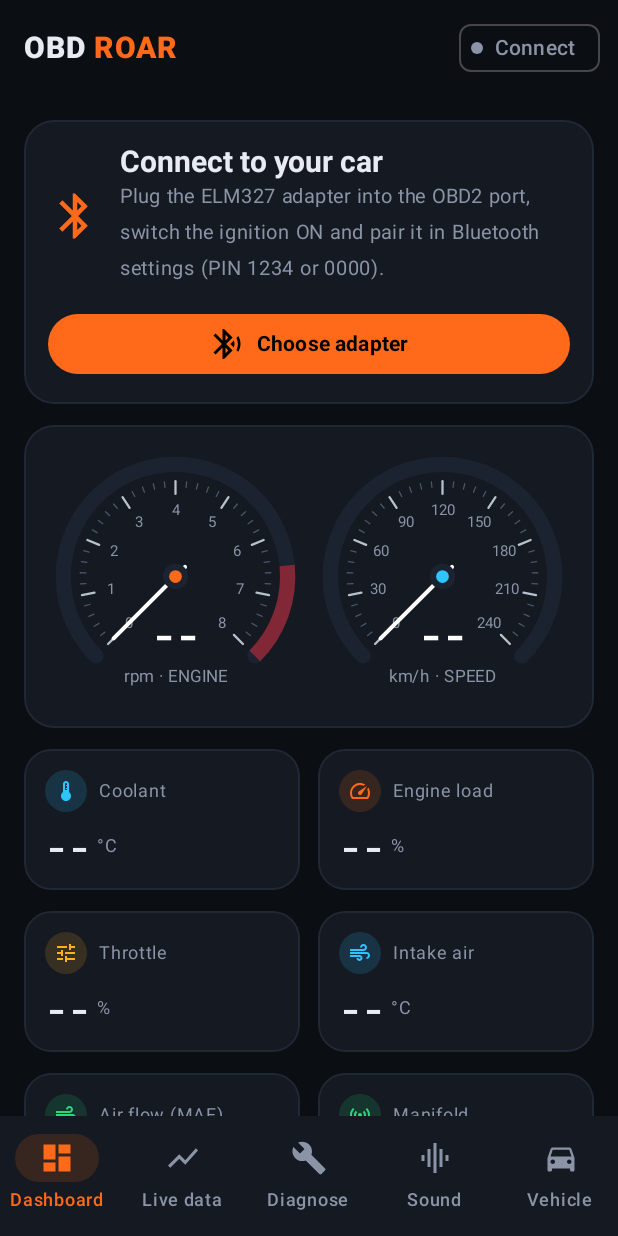
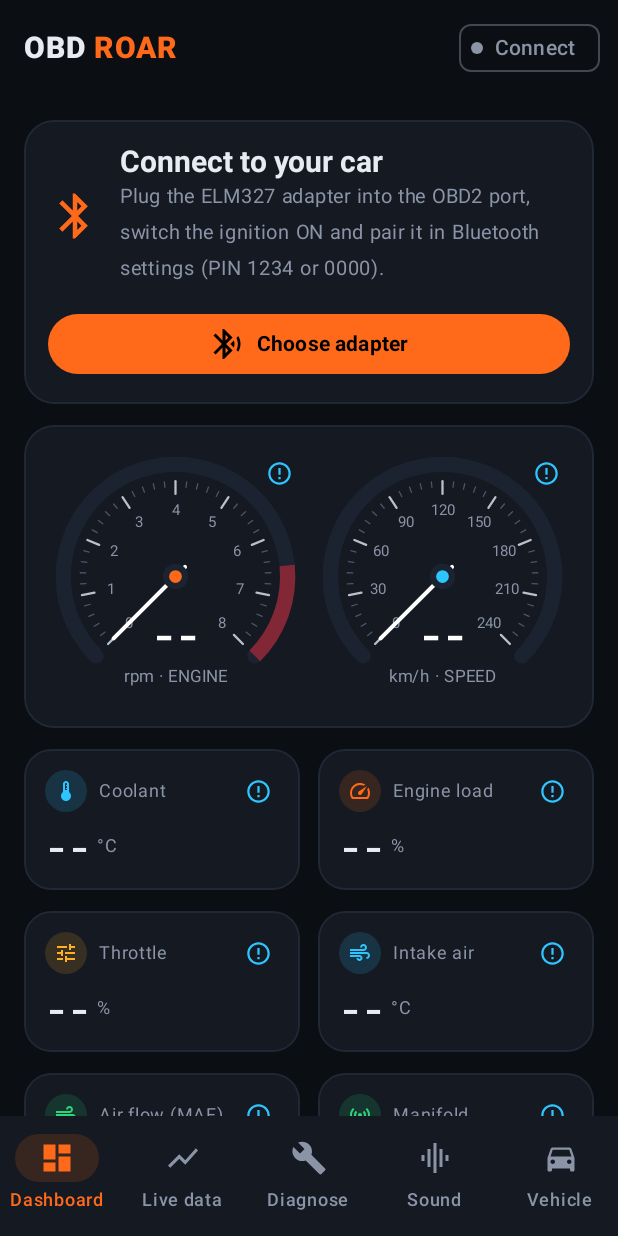
Before and after one commit to AzezSalami/OBDRoar, an Android app built with Jetpack Compose: the screen it shows after launch (MainActivity), on a phone screen of 412 x 824 dp. Run offline under Robolectric (Android 15) with nearby library versions, the phone set to English and light mode, and no system bars.

Commit message:
Add information to sensors

```diff
--- a/app/src/main/java/com/obdroar/app/obd/Pids.kt
+++ b/app/src/main/java/com/obdroar/app/obd/Pids.kt
@@ -37,7 +37,7 @@ object Pids {
     private fun trim(d: IntArray) = (d[0] - 128) * 100.0 / 128.0
 
     private fun o2(code: Int, n: Int): PidDef =
-        PidDef(code, "O2 sensor $n voltage", "V", 2, 0.0, 1.275, 3, "Oxygen sensors") { it[0] / 200.0 }
+        PidDef(code, "O2 sensor B${(n - 1) / 4 + 1}S${(n - 1) % 4 + 1} voltage", "V", 2, 0.0, 1.275, 3, "Oxygen sensors") { it[0] / 200.0 }
 
     val all: List<PidDef> = listOf(
         PidDef(RPM, "Engine RPM", "rpm", 2, 0.0, 8000.0) { ab(it) / 4.0 },
--- a/app/src/main/java/com/obdroar/app/ui/components/Components.kt
+++ b/app/src/main/java/com/obdroar/app/ui/components/Components.kt
@@ -98,6 +98,7 @@ fun ArcGauge(
     decimals: Int = 0,
     tickLabel: (Float) -> String = { it.roundToInt().toString() },
     accent: Color = RoarColors.Orange,
+    onInfo: (() -> Unit)? = null,
 ) {
     val target = (((value ?: min) - min) / (max - min)).coerceIn(0f, 1f)
     val frac by animateFloatAsState(
@@ -192,6 +193,7 @@ fun ArcGauge(
             )
             Text("$unit · $label", fontSize = 11.sp, color = RoarColors.TextDim)
         }
+        if (onInfo != null) InfoIcon(onInfo, Modifier.align(Alignment.TopEnd))
     }
 }
 
@@ -204,6 +206,7 @@ fun StatTile(
     modifier: Modifier = Modifier,
     accent: Color = RoarColors.Orange,
     progress: Float? = null,
+    onInfo: (() -> Unit)? = null,
 ) {
     Column(
         modifier
@@ -212,13 +215,14 @@ fun StatTile(
             .border(1.dp, RoarColors.Outline.copy(alpha = 0.6f), RoundedCornerShape(18.dp))
             .padding(14.dp)
     ) {
-        Row(verticalAlignment = Alignment.CenterVertically) {
+        Row(Modifier.fillMaxWidth(), verticalAlignment = Alignment.CenterVertically) {
             Box(
                 Modifier.size(28.dp).clip(CircleShape).background(accent.copy(alpha = 0.15f)),
                 contentAlignment = Alignment.Center
             ) { Icon(icon, null, tint = accent, modifier = Modifier.size(16.dp)) }
             Spacer(Modifier.width(8.dp))
-            Text(label, fontSize = 12.sp, color = RoarColors.TextDim, maxLines = 1)
+            Text(label, fontSize = 12.sp, color = RoarColors.TextDim, maxLines = 1, modifier = Modifier.weight(1f))
+            if (onInfo != null) InfoIcon(onInfo, Modifier.size(28.dp))
         }
         Spacer(Modifier.height(10.dp))
         Row(verticalAlignment = Alignment.Bottom) {
--- a/app/src/main/java/com/obdroar/app/ui/screens/DashboardScreen.kt
+++ b/app/src/main/java/com/obdroar/app/ui/screens/DashboardScreen.kt
@@ -18,6 +18,7 @@ import androidx.lifecycle.compose.collectAsStateWithLifecycle
 import com.obdroar.app.ConnState
 import com.obdroar.app.MainViewModel
 import com.obdroar.app.obd.Pids
+import com.obdroar.app.obd.SensorInfoDb
 import com.obdroar.app.ui.components.*
 import com.obdroar.app.ui.theme.RoarColors
 
@@ -29,6 +30,8 @@ fun DashboardScreen(vm: MainViewModel, onConnect: () -> Unit, onOpenDiagnostics:
     val vehicle by vm.vehicle.collectAsStateWithLifecycle()
 
     fun v(code: Int) = live[code]?.value
+    var infoFor by remember { mutableStateOf<Int?>(null) }
+    val batteryCode = if (vehicle.voltage != null) SensorInfoDb.BATTERY else Pids.MODULE_VOLTAGE
 
     Column(
         Modifier.fillMaxSize().verticalScroll(rememberScrollState()).padding(16.dp),
@@ -50,50 +53,64 @@ fun DashboardScreen(vm: MainViewModel, onConnect: () -> Unit, onOpenDiagnostics:
                 ArcGauge(
                     value = v(Pids.RPM)?.toFloat(), min = 0f, max = 8000f, label = "ENGINE", unit = "rpm",
                     modifier = Modifier.weight(1f), redFrom = 6500f,
-                    tickLabel = { (it / 1000).toInt().toString() }
+                    tickLabel = { (it / 1000).toInt().toString() },
+                    onInfo = { infoFor = Pids.RPM }
                 )
                 ArcGauge(
                     value = v(Pids.SPEED)?.toFloat(), min = 0f, max = 240f, label = "SPEED", unit = "km/h",
                     modifier = Modifier.weight(1f), accent = RoarColors.Cyan,
-                    tickLabel = { it.toInt().toString() }
+                    tickLabel = { it.toInt().toString() },
+                    onInfo = { infoFor = Pids.SPEED }
                 )
             }
         }
 
         val tiles = listOf(
-            Tile("Coolant", fmt(v(Pids.COOLANT)), "°C", Icons.Filled.Thermostat,
+            Tile(Pids.COOLANT, "Coolant", fmt(v(Pids.COOLANT)), "°C", Icons.Filled.Thermostat,
                 if ((v(Pids.COOLANT) ?: 0.0) > 105) RoarColors.Red else RoarColors.Cyan,
                 v(Pids.COOLANT)?.let { ((it + 40) / 170).toFloat() }),
-            Tile("Engine load", fmt(v(Pids.LOAD)), "%", Icons.Filled.Speed, RoarColors.Orange,
+            Tile(Pids.LOAD, "Engine load", fmt(v(Pids.LOAD)), "%", Icons.Filled.Speed, RoarColors.Orange,
                 v(Pids.LOAD)?.let { (it / 100).toFloat() }),
-            Tile("Throttle", fmt(v(Pids.THROTTLE)), "%", Icons.Filled.Tune, RoarColors.Amber,
+            Tile(Pids.THROTTLE, "Throttle", fmt(v(Pids.THROTTLE)), "%", Icons.Filled.Tune, RoarColors.Amber,
                 v(Pids.THROTTLE)?.let { (it / 100).toFloat() }),
-            Tile("Intake air", fmt(v(Pids.IAT)), "°C", Icons.Filled.Air, RoarColors.Cyan, null),
-            Tile("Air flow (MAF)", fmt(v(Pids.MAF), 1), "g/s", Icons.Filled.Air, RoarColors.Green, null),
-            Tile("Manifold", fmt(v(Pids.MAP)), "kPa", Icons.Filled.Sensors, RoarColors.Green, null),
-            Tile("Battery", fmt(vehicle.voltage ?: v(Pids.MODULE_VOLTAGE), 1), "V", Icons.Filled.BatteryChargingFull,
+            Tile(Pids.IAT, "Intake air", fmt(v(Pids.IAT)), "°C", Icons.Filled.Air, RoarColors.Cyan, null),
+            Tile(Pids.MAF, "Air flow (MAF)", fmt(v(Pids.MAF), 1), "g/s", Icons.Filled.Air, RoarColors.Green, null),
+            Tile(Pids.MAP, "Manifold", fmt(v(Pids.MAP)), "kPa", Icons.Filled.Sensors, RoarColors.Green, null),
+            Tile(batteryCode, "Battery", fmt(vehicle.voltage ?: v(Pids.MODULE_VOLTAGE), 1), "V", Icons.Filled.BatteryChargingFull,
                 batteryColor(vehicle.voltage ?: v(Pids.MODULE_VOLTAGE)), null),
-            Tile("Fuel level", fmt(v(Pids.FUEL_LEVEL)), "%", Icons.Filled.LocalGasStation, RoarColors.Amber,
+            Tile(Pids.FUEL_LEVEL, "Fuel level", fmt(v(Pids.FUEL_LEVEL)), "%", Icons.Filled.LocalGasStation, RoarColors.Amber,
                 v(Pids.FUEL_LEVEL)?.let { (it / 100).toFloat() }),
-            Tile("Fuel trim ST/LT", "${fmt(v(Pids.STFT1))}/${fmt(v(Pids.LTFT1))}", "%", Icons.Filled.Tune,
+            Tile(Pids.STFT1, "Fuel trim ST/LT", "${fmt(v(Pids.STFT1))}/${fmt(v(Pids.LTFT1))}", "%", Icons.Filled.Tune,
                 RoarColors.Orange, null),
-            Tile("Oil temp", fmt(v(Pids.OIL_TEMP)), "°C", Icons.Filled.Opacity, RoarColors.Amber, null),
-            Tile("Timing advance", fmt(v(Pids.TIMING), 1), "°", Icons.Filled.Timer, RoarColors.Cyan, null),
-            Tile("Fuel rate", fmt(v(Pids.FUEL_RATE), 1), "L/h", Icons.Filled.LocalGasStation, RoarColors.Green, null),
+            Tile(Pids.OIL_TEMP, "Oil temp", fmt(v(Pids.OIL_TEMP)), "°C", Icons.Filled.Opacity, RoarColors.Amber, null),
+            Tile(Pids.TIMING, "Timing advance", fmt(v(Pids.TIMING), 1), "°", Icons.Filled.Timer, RoarColors.Cyan, null),
+            Tile(Pids.FUEL_RATE, "Fuel rate", fmt(v(Pids.FUEL_RATE), 1), "L/h", Icons.Filled.LocalGasStation, RoarColors.Green, null),
         )
         tiles.chunked(2).forEach { row ->
             Row(horizontalArrangement = Arrangement.spacedBy(12.dp)) {
                 row.forEach { t ->
-                    StatTile(t.label, t.value, t.unit, t.icon, Modifier.weight(1f), t.color, t.progress)
+                    StatTile(
+                        t.label, t.value, t.unit, t.icon, Modifier.weight(1f), t.color, t.progress,
+                        onInfo = { infoFor = t.code }
+                    )
                 }
                 if (row.size == 1) Spacer(Modifier.weight(1f))
             }
         }
         Spacer(Modifier.height(8.dp))
     }
+
+    infoFor?.let { code ->
+        SensorInfoDialog(
+            code = code,
+            currentValue = if (code == SensorInfoDb.BATTERY) vehicle.voltage else v(code),
+            onDismiss = { infoFor = null }
+        )
+    }
 }
 
 private data class Tile(
+    val code: Int,
     val label: String, val value: String, val unit: String, val icon: ImageVector,
     val color: Color, val progress: Float?
 )
```
Also changed, not shown: app/src/main/java/com/obdroar/app/obd/SensorInfo.kt (added, +178 -0 lines), app/src/main/java/com/obdroar/app/ui/components/SensorInfoDialog.kt (added, +122 -0 lines), app/src/main/java/com/obdroar/app/ui/screens/LiveDataScreen.kt (+12 -4 lines), 1 other file.
